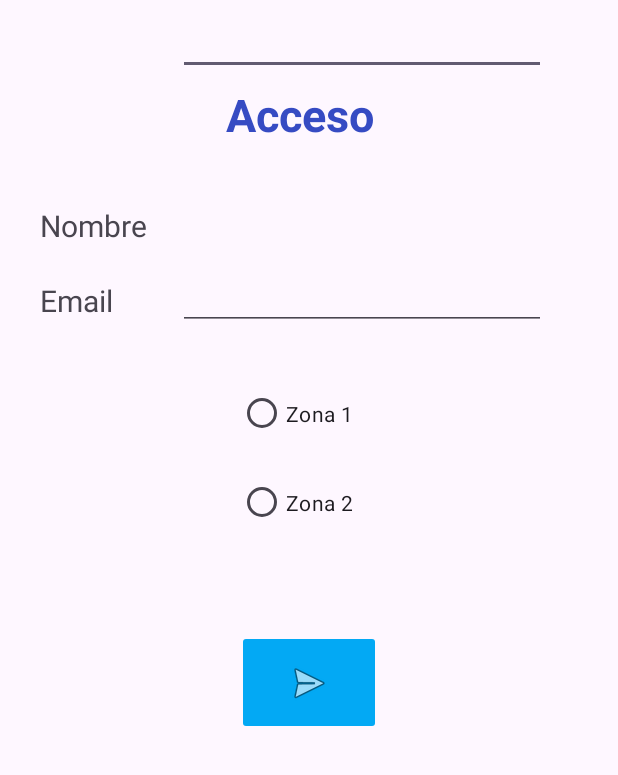
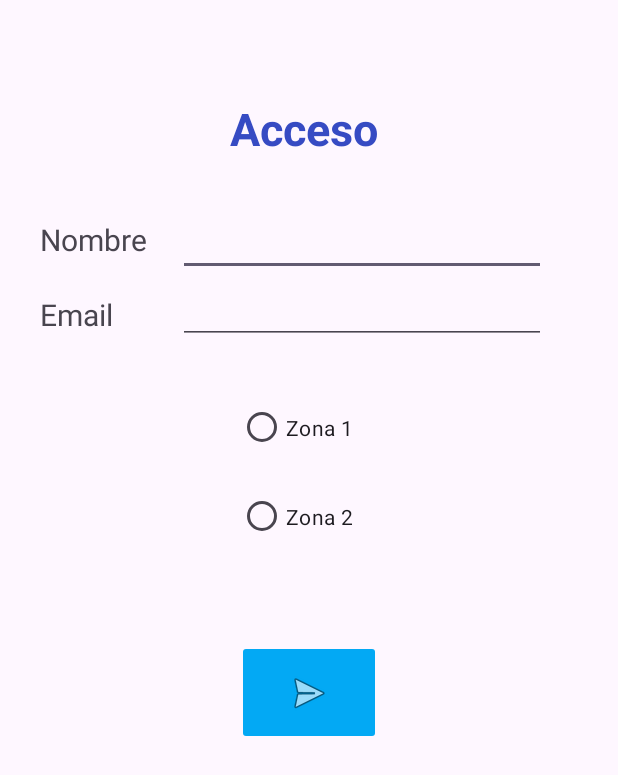
Before and after one commit to Francisco-Diaz-Roldan/Unidad3_Ejercicio1, an Android app: the layout ejercicio2.xml on its own in the app's theme, with its tools: preview values and no code run, on a phone screen of 412 x 824 dp. Shown: the top 775 px of the screen. Run offline under Robolectric (Android 15) with nearby library versions, the phone set to English and light mode, and no system bars.

Commit message:
Ejercicio 1 hecho Ejercicio 2 hecho Otros cambios menores

```diff
--- a/app/src/main/res/layout/ejercicio1.xml
+++ b/app/src/main/res/layout/ejercicio1.xml
@@ -15,9 +15,10 @@
         android:textSize="30sp"
         app:layout_constraintBottom_toBottomOf="parent"
         app:layout_constraintEnd_toEndOf="parent"
+        app:layout_constraintHorizontal_bias="0.498"
         app:layout_constraintStart_toStartOf="parent"
         app:layout_constraintTop_toTopOf="parent"
-        app:layout_constraintVertical_bias="0.153" />
+        app:layout_constraintVertical_bias="0.163" />
 
     <EditText
         android:id="@+id/eTUsuario"
--- a/app/src/main/res/layout/ejercicio2.xml
+++ b/app/src/main/res/layout/ejercicio2.xml
@@ -9,15 +9,16 @@
         android:id="@+id/tVAcceso"
         android:layout_width="wrap_content"
         android:layout_height="wrap_content"
-        android:layout_marginTop="56dp"
         android:text="@string/acceso"
         android:textColor="@color/blue"
         android:textSize="30sp"
         android:textStyle="bold"
+        app:layout_constraintBottom_toBottomOf="parent"
         app:layout_constraintEnd_toEndOf="parent"
-        app:layout_constraintHorizontal_bias="0.48"
+        app:layout_constraintHorizontal_bias="0.49"
         app:layout_constraintStart_toStartOf="parent"
-        app:layout_constraintTop_toTopOf="parent" />
+        app:layout_constraintTop_toTopOf="parent"
+        app:layout_constraintVertical_bias="0.083" />
 
     <TextView
         android:id="@+id/tVNombre"
@@ -36,12 +37,13 @@
         android:id="@+id/eTNombre"
         android:layout_width="245dp"
         android:layout_height="50dp"
+        android:layout_marginTop="28dp"
         android:layout_marginEnd="48dp"
         android:ems="10"
         android:inputType="text"
         app:layout_constraintEnd_toEndOf="parent"
-        tools:ignore="MissingConstraints"
-        tools:layout_editor_absoluteY="119dp" />
+        app:layout_constraintTop_toBottomOf="@+id/tVAcceso"
+        tools:ignore="MissingConstraints" />
 
     <TextView
         android:id="@+id/tVEmail"
```
